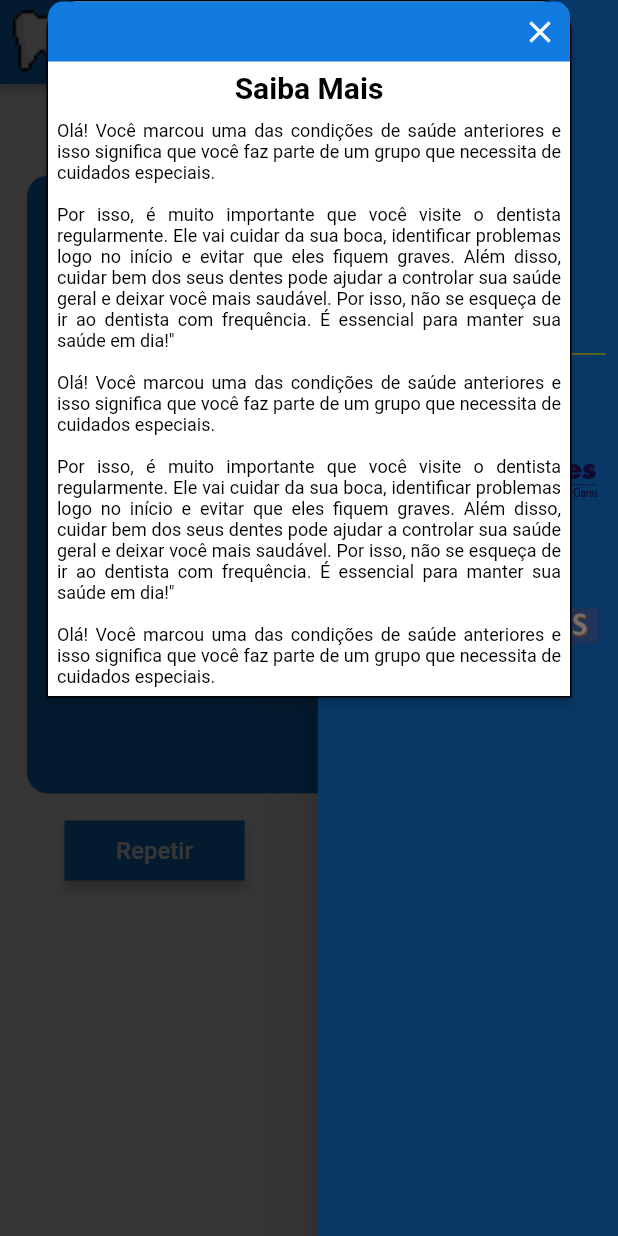
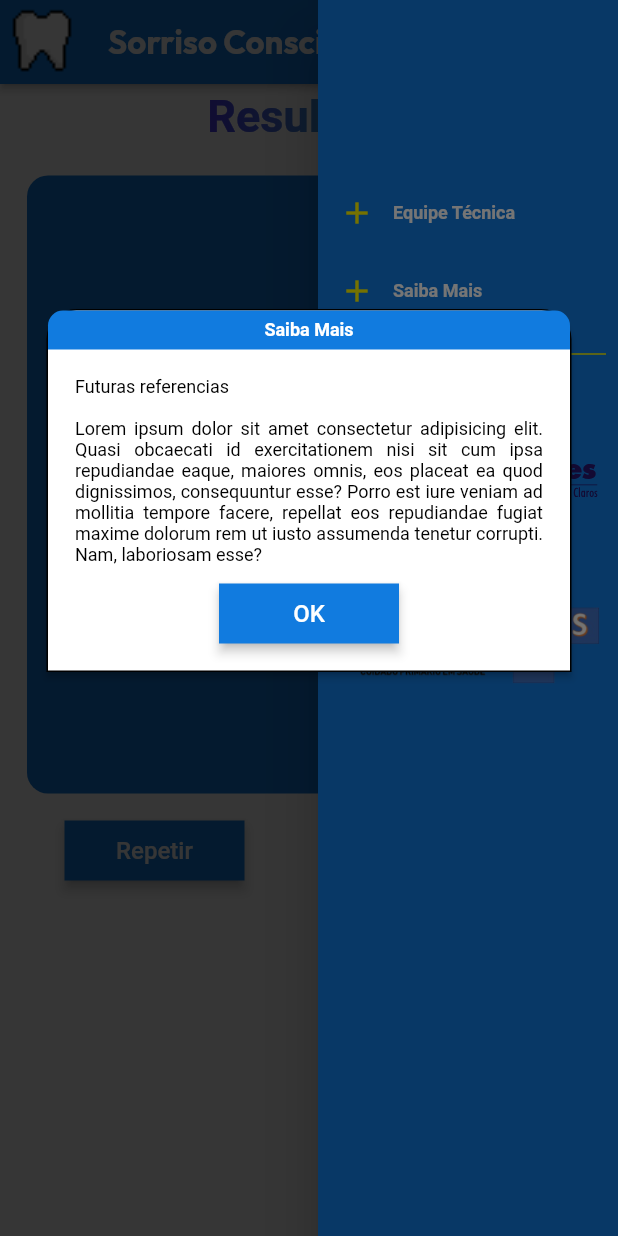
Before and after one commit to LucianoMPS/sorriso_consciente, a Flutter app: the ResultadoWidget screen opened by its route, after a tap on the "menu open" icon, after a tap on "Saiba Mais", on a phone screen of 412 x 824 dp. Run offline on Flutter 3.47's test engine with Material 3 defaults, Android fonts, the light colour scheme and no system bars; drawn by our look-alikes of auto_size_text, simple_gradient_text; our stand-ins replace flutter_svg, font_awesome_flutter, from_css_color, go_router, google_fonts, page_transition and 2 more; missing offline and left inert: json_path; accounts and stored records are empty; network calls fail; Roboto replaces fonts that are missing (Readex Pro).

Commit message:
Edição dos popups
Foi adicionado um botão ok para fecha-los ao inves de um X

```diff
--- a/lib/components/saiba_mais_widget.dart
+++ b/lib/components/saiba_mais_widget.dart
@@ -1,9 +1,10 @@
-import '/flutter_flow/flutter_flow_icon_button.dart';
 import '/flutter_flow/flutter_flow_theme.dart';
 import '/flutter_flow/flutter_flow_util.dart';
+import '/flutter_flow/flutter_flow_widgets.dart';
 import 'package:flutter/material.dart';
 import 'package:google_fonts/google_fonts.dart';
 import 'package:provider/provider.dart';
+
 import 'saiba_mais_model.dart';
 export 'saiba_mais_model.dart';
 
@@ -43,24 +44,24 @@ class _SaibaMaisWidgetState extends State<SaibaMaisWidget> {
       children: [
         Material(
           color: Colors.transparent,
-          elevation: 2.0,
+          elevation: 2,
           shape: RoundedRectangleBorder(
             borderRadius: BorderRadius.only(
-              bottomLeft: Radius.circular(0.0),
-              bottomRight: Radius.circular(0.0),
-              topLeft: Radius.circular(20.0),
-              topRight: Radius.circular(20.0),
+              bottomLeft: Radius.circular(0),
+              bottomRight: Radius.circular(0),
+              topLeft: Radius.circular(20),
+              topRight: Radius.circular(20),
             ),
           ),
           child: Container(
-            width: 350.0,
+            width: 350,
             decoration: BoxDecoration(
               color: Colors.white,
               borderRadius: BorderRadius.only(
-                bottomLeft: Radius.circular(0.0),
-                bottomRight: Radius.circular(0.0),
-                topLeft: Radius.circular(20.0),
-                topRight: Radius.circular(20.0),
+                bottomLeft: Radius.circular(0),
+                bottomRight: Radius.circular(0),
+                topLeft: Radius.circular(20),
+                topRight: Radius.circular(20),
               ),
               border: Border.all(
                 color: Colors.black,
@@ -72,85 +73,91 @@ class _SaibaMaisWidgetState extends State<SaibaMaisWidget> {
               crossAxisAlignment: CrossAxisAlignment.center,
               children: [
                 Container(
-                  width: MediaQuery.sizeOf(context).width * 1.0,
+                  width: MediaQuery.sizeOf(context).width,
                   decoration: BoxDecoration(
                     color: Color(0xFF117BDF),
                     borderRadius: BorderRadius.only(
-                      bottomLeft: Radius.circular(0.0),
-                      bottomRight: Radius.circular(0.0),
-                      topLeft: Radius.circular(10.0),
-                      topRight: Radius.circular(10.0),
+                      bottomLeft: Radius.circular(0),
+                      bottomRight: Radius.circular(0),
+                      topLeft: Radius.circular(10),
+                      topRight: Radius.circular(10),
                     ),
                   ),
                   child: Column(
                     mainAxisSize: MainAxisSize.max,
                     children: [
-                      Align(
-                        alignment: AlignmentDirectional(1.0, 0.0),
-                        child: FlutterFlowIconButton(
-                          borderColor: Colors.transparent,
-                          borderRadius: 20.0,
-                          borderWidth: 1.0,
-                          buttonSize: 40.0,
-                          icon: Icon(
-                            Icons.close,
+                      Padding(
+                        padding: EdgeInsets.all(6),
+                        child: Text(
+                          'Saiba Mais',
+                          style:
+                              FlutterFlowTheme.of(context).bodyMedium.override(
+                                    fontFamily: 'Readex Pro',
                                     color: Colors.white,
-                            size: 24.0,
+                                    letterSpacing: 0,
+                                    fontWeight: FontWeight.bold,
                                   ),
-                          onPressed: () async {
-                            Navigator.pop(context);
-                          },
                         ),
                       ),
                     ],
                   ),
                 ),
-                Container(
-                  width: MediaQuery.sizeOf(context).width * 1.0,
+                Padding(
+                  padding: EdgeInsetsDirectional.fromSTEB(0, 0, 0, 12),
+                  child: Container(
+                    width: MediaQuery.sizeOf(context).width,
                     decoration: BoxDecoration(),
                     child: Padding(
-                    padding: EdgeInsets.all(6.0),
+                      padding: EdgeInsets.all(6),
                       child: Column(
                         mainAxisSize: MainAxisSize.max,
                         mainAxisAlignment: MainAxisAlignment.center,
                         crossAxisAlignment: CrossAxisAlignment.center,
                         children: [
-                        Row(
-                          mainAxisSize: MainAxisSize.max,
-                          mainAxisAlignment: MainAxisAlignment.center,
-                          crossAxisAlignment: CrossAxisAlignment.center,
-                          children: [
-                            Text(
-                              'Saiba Mais',
-                              style: FlutterFlowTheme.of(context)
-                                  .bodyMedium
-                                  .override(
-                                    fontFamily: 'Readex Pro',
-                                    color: Colors.black,
-                                    fontSize: 20.0,
-                                    letterSpacing: 0.0,
-                                    fontWeight: FontWeight.bold,
-                                  ),
-                            ),
-                          ],
-                        ),
-                        Column(
-                          mainAxisSize: MainAxisSize.max,
-                          children: [
-                            Text(
-                              'Olá! Você marcou uma das condições de saúde anteriores e isso significa que você faz parte de um grupo que necessita de cuidados especiais. \n\nPor isso, é muito importante que você visite o dentista regularmente. Ele vai cuidar da sua boca, identificar problemas logo no início e evitar que eles fiquem graves. Além disso, cuidar bem dos seus dentes pode ajudar a controlar sua saúde geral e deixar você mais saudável. Por isso, não se esqueça de ir ao dentista com frequência. É essencial para manter sua saúde em dia!\"\n\nOlá! Você marcou uma das condições de saúde anteriores e isso significa que você faz parte de um grupo que necessita de cuidados especiais. \n\nPor isso, é muito importante que você visite o dentista regularmente. Ele vai cuidar da sua boca, identificar problemas logo no início e evitar que eles fiquem graves. Além disso, cuidar bem dos seus dentes pode ajudar a controlar sua saúde geral e deixar você mais saudável. Por isso, não se esqueça de ir ao dentista com frequência. É essencial para manter sua saúde em dia!\"\n\nOlá! Você marcou uma das condições de saúde anteriores e isso significa que você faz parte de um grupo que necessita de cuidados especiais. ',
+                          Padding(
+                            padding: EdgeInsets.all(12),
+                            child: Text(
+                              'Futuras referencias\n\nLorem ipsum dolor sit amet consectetur adipisicing elit. Quasi obcaecati id exercitationem nisi sit cum ipsa repudiandae eaque, maiores omnis, eos placeat ea quod dignissimos, consequuntur esse? Porro est iure veniam ad mollitia tempore facere, repellat eos repudiandae fugiat maxime dolorum rem ut iusto assumenda tenetur corrupti. Nam, laboriosam esse?',
                               textAlign: TextAlign.justify,
                               style: FlutterFlowTheme.of(context)
                                   .bodyMedium
                                   .override(
                                     fontFamily: 'Readex Pro',
                                     color: Colors.black,
-                                    letterSpacing: 0.0,
+                                    letterSpacing: 0,
+                                  ),
+                            ),
+                          ),
+                          FFButtonWidget(
+                            onPressed: () async {
+                              Navigator.pop(context);
+                            },
+                            text: 'OK',
+                            options: FFButtonOptions(
+                              width: 120,
+                              height: 40,
+                              padding:
+                                  EdgeInsetsDirectional.fromSTEB(24, 0, 24, 0),
+                              iconPadding:
+                                  EdgeInsetsDirectional.fromSTEB(0, 0, 0, 0),
+                              color: Color(0xFF117BDF),
+                              textStyle: FlutterFlowTheme.of(context)
+                                  .titleSmall
+                                  .override(
+                                    fontFamily: 'Readex Pro',
+                                    color: Colors.white,
+                                    letterSpacing: 0,
+                                  ),
+                              elevation: 3,
+                              borderSide: BorderSide(
+                                color: Colors.transparent,
+                                width: 1,
+                              ),
+                              borderRadius: BorderRadius.circular(0),
                             ),
                           ),
                         ],
                       ),
-                      ].divide(SizedBox(height: 10.0)),
                     ),
                   ),
                 ),
--- a/lib/components/side_bar_widget.dart
+++ b/lib/components/side_bar_widget.dart
@@ -141,7 +141,10 @@ class _SideBarWidgetState extends State<SideBarWidget> {
                               backgroundColor: Colors.transparent,
                               alignment: AlignmentDirectional(0, 0)
                                   .resolve(Directionality.of(context)),
-                              child: SaibaMaisWidget(),
+                              child: Container(
+                                height: MediaQuery.sizeOf(context).height * 0.5,
+                                child: SaibaMaisWidget(),
+                              ),
                             );
                           },
                         ).then((value) => setState(() {}));
--- a/lib/pages/resultado/resultado_widget.dart
+++ b/lib/pages/resultado/resultado_widget.dart
@@ -293,7 +293,7 @@ class _ResultadoWidgetState extends State<ResultadoWidget> {
                                         },
                                       ).then((value) => setState(() {}));
 
-                                      context.pushNamed('HomePage');
+                                      context.pushNamed('Recomendacoes');
                                     },
                                     text: 'Finalizar',
                                     options: FFButtonOptions(
```
Also changed, not shown: lib/components/alerta_risco_widget.dart (+64 -35 lines), lib/components/alerta_sobre_app_widget.dart (+61 -36 lines), lib/components/equipe_tecnica_widget.dart (+52 -54 lines). Lines whose indentation alone changed are shown as unchanged.
